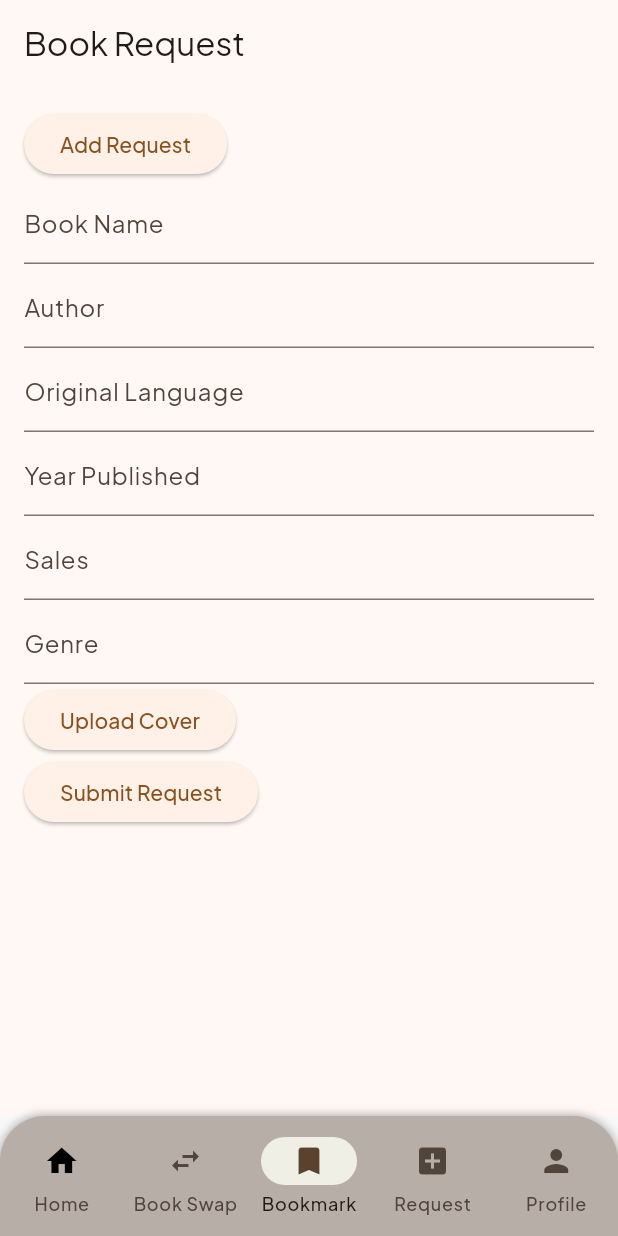
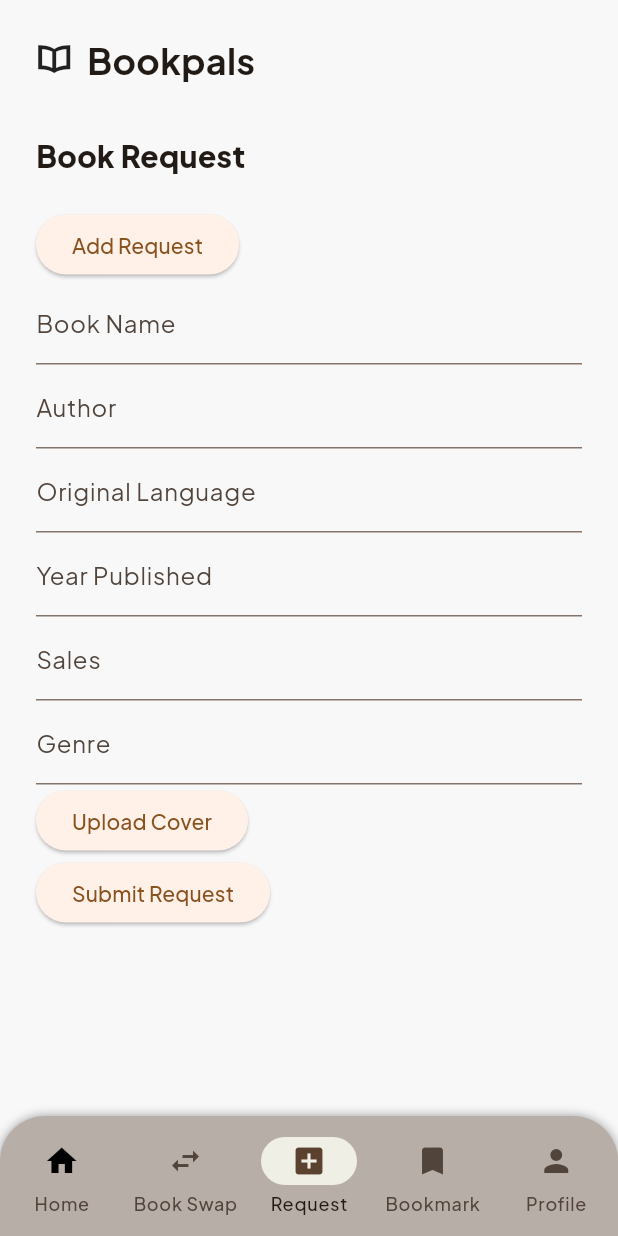
Before and after one commit to D09-PBP2023/bookpals_mobile, a Flutter app: the HomePage screen opened directly, item 3 of the bottom bar chosen, after a tap on "Add Request", on a phone screen of 412 x 824 dp. Run offline on Flutter 3.47's test engine with Material 2 defaults, Android fonts, the phone set to English and light mode, and no system bars; our stand-ins replace flutter_rating_bar, image_cropper, image_picker, lazy_load_scrollview, shared_preferences; accounts and stored records are empty; network calls fail.

Commit message:
feat: enhancement

```diff
--- a/lib/features/main/screens/home_page.dart
+++ b/lib/features/main/screens/home_page.dart
@@ -20,21 +20,15 @@ class _HomePageState extends State<HomePage> {
   final pages = [
     const CatalogPage(),
     const BookSwap(),
+    const BookRequestScreen(),
     const BookmarkPage(),
-    const BookRequestScreen(),
     const ProfilePage(),
   ];
 
   @override
   Widget build(BuildContext context) {
     return BpScaffold(
-      body: const [
-        CatalogPage(), // index 0
-        BookmarkPage(),
-        BookRequestScreen(),
-        ProfilePage(),
-
-      ][_selectedIndex],
+      body: pages[_selectedIndex],
       navigationBar: Container(
         decoration: const BoxDecoration(
           borderRadius: BorderRadius.only(
@@ -65,12 +59,12 @@ class _HomePageState extends State<HomePage> {
                 label: 'Book Swap',
               ),
               NavigationDestination(
+                icon: Icon(Icons.add_box),
+                label: 'Request',
+              ),
+              NavigationDestination(
                 icon: Icon(Icons.bookmark),
                 label: 'Bookmark',
-              ),
-              NavigationDestination(
-                icon: Icon(Icons.add_box),
-                label: 'Request',
               ),
               NavigationDestination(
                 icon: Icon(Icons.person),
--- a/lib/features/profile/screens/profile_page.dart
+++ b/lib/features/profile/screens/profile_page.dart
@@ -56,6 +56,9 @@ class _ProfilePageState extends State<ProfilePage> {
                       MaterialPageRoute(
                         builder: (context) => EditProfile(
                           profileProvider: profileProvider,
+                          name: profileProvider.userProfile.fields.nickname,
+                          email: profileProvider.userProfile.fields.email,
+                          bio: profileProvider.userProfile.fields.bio,
                         ),
                       ),
                     );
--- a/lib/features/request/screens/book_request.dart
+++ b/lib/features/request/screens/book_request.dart
@@ -3,9 +3,9 @@ import 'package:image_cropper/image_cropper.dart';
 import 'package:image_picker/image_picker.dart';
 import 'package:provider/provider.dart';
 
+import '../../../core/bases/widgets/custom_icon_icons.dart';
+import '../../../core/bases/widgets/scaffold.dart';
 import '../providers/bookrequest_provider.dart';
-import '../providers/submitrequest_provider.dart';
-import '../providers/getrequest_provider.dart';
 
 class BookRequestScreen extends StatefulWidget {
   const BookRequestScreen({Key? key}) : super(key: key);
@@ -32,15 +32,49 @@ class _BookRequestScreenState extends State<BookRequestScreen> {
   Widget build(BuildContext context) {
     final req = context.watch<BookRequestProvider>();
 
-    return Scaffold(
-      appBar: AppBar(
-        title: const Text('Book Request'),
-      ),
-      body: Padding(
-        padding: const EdgeInsets.all(16.0),
-        child: Column(
+    return BpScaffold(
+      padding: const EdgeInsets.only(left: 24, right: 24, top: 20),
+      body: Column(
         crossAxisAlignment: CrossAxisAlignment.start,
         children: <Widget>[
+          const SizedBox(
+            height: 40,
+            child: Row(
+              mainAxisAlignment: MainAxisAlignment.spaceBetween,
+              children: [
+                Row(
+                  crossAxisAlignment: CrossAxisAlignment.center,
+                  children: [
+                    Icon(
+                      CustomIcon.book_open,
+                    ),
+                    SizedBox(
+                      width: 10,
+                    ),
+                    Text(
+                      "Bookpals",
+                      style: TextStyle(
+                        fontWeight: FontWeight.w700,
+                        fontSize: 24,
+                      ),
+                    ),
+                  ],
+                ),
+              ],
+            ),
+          ),
+          const SizedBox(height: 30),
+          const Align(
+            alignment: Alignment.centerLeft,
+            child: Text(
+              "Book Request",
+              style: TextStyle(
+                fontWeight: FontWeight.w800,
+                fontSize: 20,
+              ),
+            ),
+          ),
+          const SizedBox(height: 20),
           ElevatedButton(
             onPressed: () async {
               setState(() {
@@ -134,8 +168,7 @@ class _BookRequestScreenState extends State<BookRequestScreen> {
                                 toolbarTitle: 'Cropper',
                                 toolbarColor: Colors.deepOrange,
                                 toolbarWidgetColor: Colors.white,
-                                  initAspectRatio:
-                                      CropAspectRatioPreset.original,
+                                initAspectRatio: CropAspectRatioPreset.original,
                                 lockAspectRatio: true),
                             IOSUiSettings(
                               title: 'Cropper',
@@ -166,6 +199,7 @@ class _BookRequestScreenState extends State<BookRequestScreen> {
                           _yearPublishedController.text.isEmpty ||
                           coverFile == null) {
                         setState(() {
+                          // ignore: unused_local_variable
                           var errorMessage = "Semua fields harus diisi!";
                         });
                         return;
@@ -183,8 +217,7 @@ class _BookRequestScreenState extends State<BookRequestScreen> {
                         Navigator.pushReplacement(
                           context,
                           MaterialPageRoute(
-                                builder: (context) =>
-                                    const BookRequestScreen()),
+                              builder: (context) => const BookRequestScreen()),
                         );
                         ScaffoldMessenger.of(context)
                           ..hideCurrentSnackBar()
@@ -192,6 +225,7 @@ class _BookRequestScreenState extends State<BookRequestScreen> {
                               SnackBar(content: Text(response['message'])));
                       } else {
                         setState(() {
+                          // ignore: unused_local_variable
                           var errorMessage = response['message'];
                         });
                       }
@@ -226,7 +260,6 @@ class _BookRequestScreenState extends State<BookRequestScreen> {
           ),
         ],
       ),
-      ),
     );
   }
 }
--- a/lib/features/request/screens/list_request.dart
+++ b/lib/features/request/screens/list_request.dart
@@ -3,12 +3,6 @@ import 'package:provider/provider.dart';
 
 import '../../../core/bases/providers/book_provider.dart';
 import '../../../core/bases/providers/profile_provider.dart';
-import '../../../core/bases/widgets/button.dart';
-import '../../../core/bases/widgets/scaffold.dart';
-import '../../../core/theme/color_theme.dart';
-import '../../authentication/providers/auth_provider.dart';
-
-import '../../authentication/screens/login_page.dart';
 
 class ListRequestPage extends StatefulWidget {
   const ListRequestPage({super.key});
--- a/pubspec.yaml
+++ b/pubspec.yaml
@@ -16,7 +16,7 @@ publish_to: "none" # Remove this line if you wish to publish to pub.dev
 # https://developer.apple.com/library/archive/documentation/General/Reference/InfoPlistKeyReference/Articles/CoreFoundationKeys.html
 # In Windows, build-name is used as the major, minor, and patch parts
 # of the product and file versions while build-number is used as the build suffix.
-version: 1.2.0+5
+version: 1.3.0+6
 
 environment:
   sdk: ">=3.0.5 <4.0.0"
```
Also changed, not shown: lib/features/book-swap/screens/book_swap.dart (+28 -0 lines), lib/features/book_details/screens/bookmark_page.dart (+2 -14 lines), lib/features/profile/screens/edit_profile_page.dart (+19 -1 lines), lib/features/request/models/request.dart (+12 -16 lines), pubspec.lock. Lines whose indentation alone changed are shown as unchanged.
